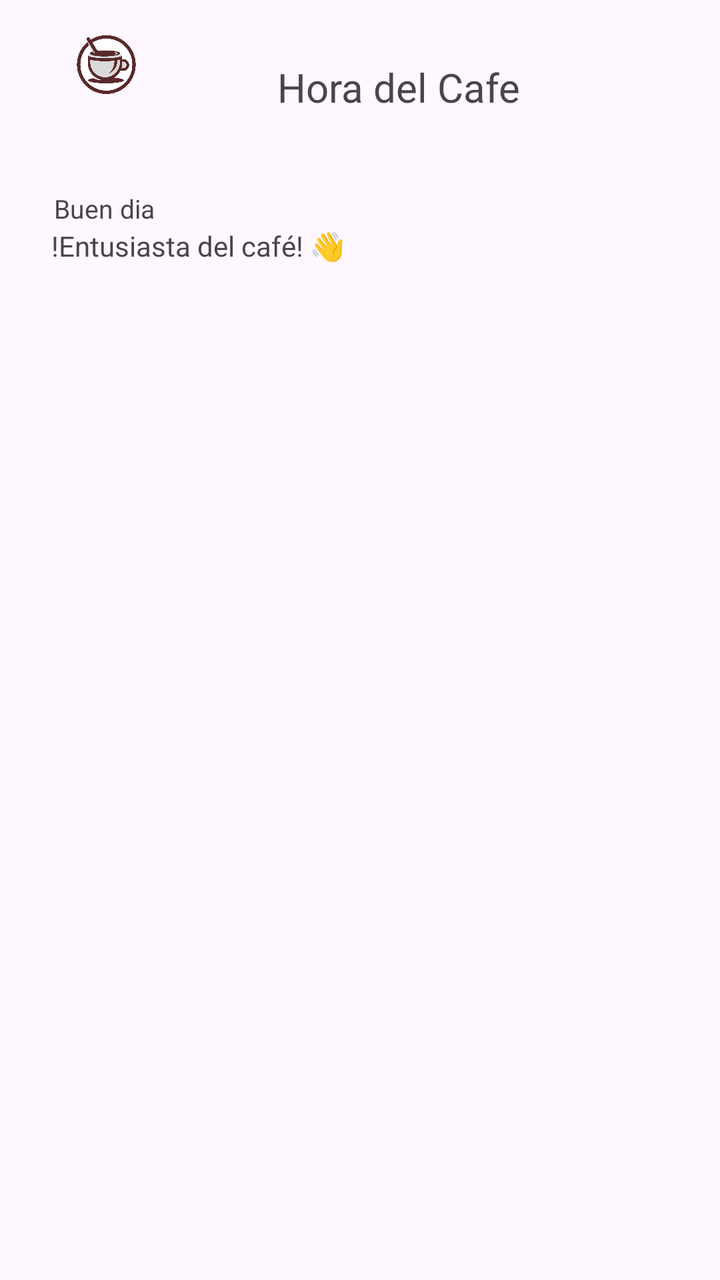
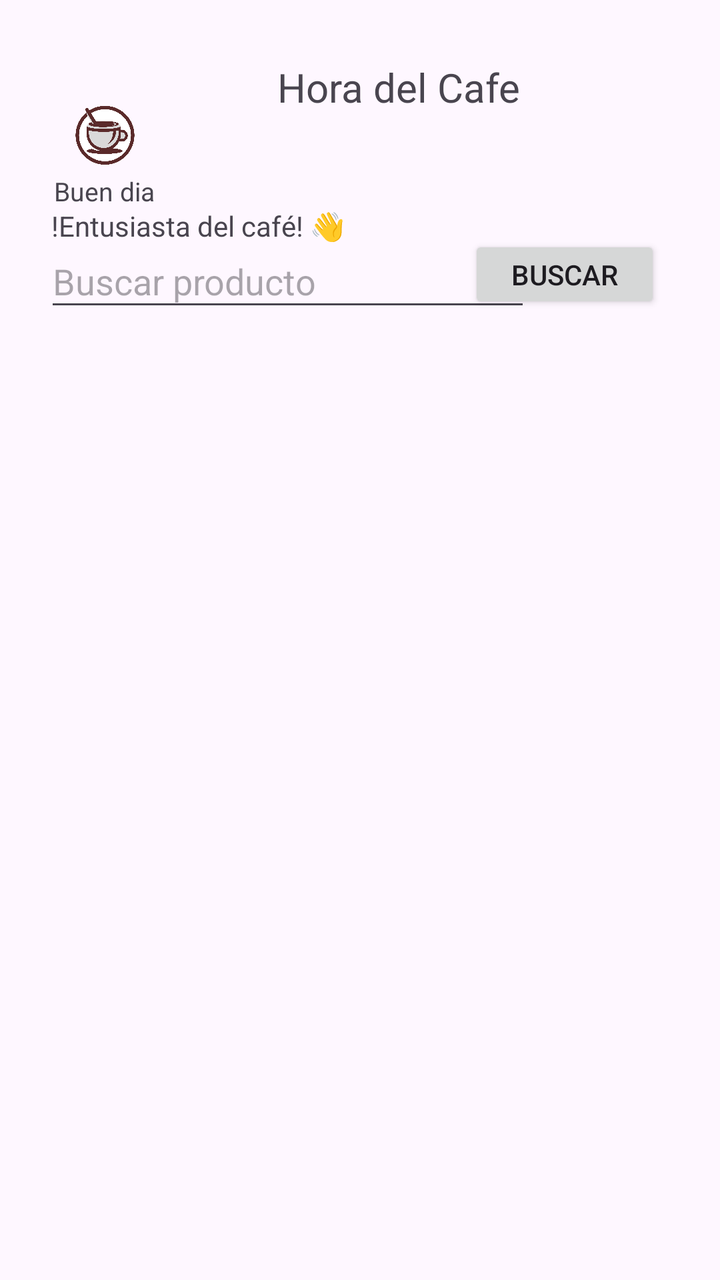

Two renders of the same Android screen: before a commit and after it. Below are the layout's source before the change and the commit's diff.
<!-- AndroidManifest.xml: application theme Theme.Cafeteria -->
<!-- res/layout/activity_cuarto.xml -->
<?xml version="1.0" encoding="utf-8"?>
<androidx.constraintlayout.widget.ConstraintLayout xmlns:android="http://schemas.android.com/apk/res/android"
    xmlns:app="http://schemas.android.com/apk/res-auto"
    xmlns:tools="http://schemas.android.com/tools"
    android:id="@+id/main"
    android:layout_width="match_parent"
    android:layout_height="match_parent"
    tools:context=".cuartoActivity">

    <ScrollView
        android:id="@+id/scrollView2"
        android:layout_width="121dp"
        android:layout_height="724dp"
        app:layout_constraintBottom_toBottomOf="parent"
        app:layout_constraintEnd_toEndOf="parent"
        app:layout_constraintHorizontal_bias="0.003"
        app:layout_constraintStart_toStartOf="parent"
        app:layout_constraintTop_toTopOf="parent"
        app:layout_constraintVertical_bias="0.428">

        <LinearLayout
            android:layout_width="match_parent"
            android:layout_height="wrap_content"
            android:orientation="vertical"
            android:padding="16dp">

            <ImageView
                android:id="@+id/imageViewlogo"
                android:layout_width="75dp"
                android:layout_height="59dp"
                android:layout_gravity="center"
                android:layout_marginTop="24dp"
                android:adjustViewBounds="false"
                android:cropToPadding="false"
                android:scaleType="fitStart"
                android:src="@drawable/logo_coffe" />


        </LinearLayout>

    </ScrollView>

    <TextView
        android:id="@+id/horade"
        android:layout_width="wrap_content"
        android:layout_height="wrap_content"
        android:layout_marginStart="75dp"
        android:text="Hora del Cafe"
        android:textSize="20sp"
        app:layout_constraintBottom_toBottomOf="parent"
        app:layout_constraintEnd_toEndOf="parent"
        app:layout_constraintHorizontal_bias="0.39"
        app:layout_constraintStart_toStartOf="parent"
        app:layout_constraintTop_toTopOf="parent"
        app:layout_constraintVertical_bias="0.049" />

    <TextView
        android:id="@+id/diabuen"
        android:layout_width="63dp"
        android:layout_height="20dp"
        android:text="Buen dia"
        android:textSize="13sp"
        app:layout_constraintBottom_toBottomOf="parent"
        app:layout_constraintEnd_toEndOf="parent"
        app:layout_constraintHorizontal_bias="0.091"
        app:layout_constraintStart_toStartOf="parent"
        app:layout_constraintTop_toTopOf="parent"
        app:layout_constraintVertical_bias="0.154" />

    <TextView
        android:id="@+id/esntusiatcafe"
        android:layout_width="152dp"
        android:layout_height="18dp"
        android:text="!Entusiasta del café! 👋"
        app:layout_constraintBottom_toBottomOf="parent"
        app:layout_constraintEnd_toEndOf="parent"
        app:layout_constraintHorizontal_bias="0.123"
        app:layout_constraintStart_toStartOf="parent"
        app:layout_constraintTop_toTopOf="parent"
        app:layout_constraintVertical_bias="0.182" />

</androidx.constraintlayout.widget.ConstraintLayout>
<!-- resources referenced by this layout -->
<resources>
  <!-- drawable logo_coffe: png bitmap (drawable, 106600 bytes) -->
  <style name="Theme.Cafeteria" parent="Base.Theme.Cafeteria" />
  <style name="Base.Theme.Cafeteria" parent="Theme.Material3.DayNight.NoActionBar">
          
          
      </style>
</resources>

<!-- the commit's change to res/layout/activity_cuarto.xml (unified diff, before → after) -->
@@ -13,10 +13,10 @@
         android:layout_height="724dp"
         app:layout_constraintBottom_toBottomOf="parent"
         app:layout_constraintEnd_toEndOf="parent"
-        app:layout_constraintHorizontal_bias="0.003"
+        app:layout_constraintHorizontal_bias="0.0"
         app:layout_constraintStart_toStartOf="parent"
         app:layout_constraintTop_toTopOf="parent"
-        app:layout_constraintVertical_bias="0.428">
+        app:layout_constraintVertical_bias="0.0">
 
         <LinearLayout
             android:layout_width="match_parent"
@@ -65,7 +65,7 @@
         app:layout_constraintHorizontal_bias="0.091"
         app:layout_constraintStart_toStartOf="parent"
         app:layout_constraintTop_toTopOf="parent"
-        app:layout_constraintVertical_bias="0.154" />
+        app:layout_constraintVertical_bias="0.14" />
 
     <TextView
         android:id="@+id/esntusiatcafe"
@@ -77,6 +77,40 @@
         app:layout_constraintHorizontal_bias="0.123"
         app:layout_constraintStart_toStartOf="parent"
         app:layout_constraintTop_toTopOf="parent"
-        app:layout_constraintVertical_bias="0.182" />
+        app:layout_constraintVertical_bias="0.166" />
+
+
+    <EditText
+        android:id="@+id/txtBuscar"
+        android:layout_width="243dp"
+        android:layout_height="43dp"
+        android:hint="Buscar producto"
+        app:layout_constraintBottom_toBottomOf="parent"
+        app:layout_constraintEnd_toEndOf="parent"
+        app:layout_constraintHorizontal_bias="0.19"
+        app:layout_constraintStart_toStartOf="parent"
+        app:layout_constraintTop_toTopOf="parent"
+        app:layout_constraintVertical_bias="0.197" />
+
+    <Button
+        android:id="@+id/btnBuscar"
+        android:layout_width="96dp"
+        android:layout_height="39dp"
+        android:text="Buscar"
+        app:layout_constraintBottom_toBottomOf="parent"
+        app:layout_constraintEnd_toEndOf="parent"
+        app:layout_constraintHorizontal_bias="0.888"
+        app:layout_constraintStart_toStartOf="parent"
+        app:layout_constraintTop_toTopOf="parent"
+        app:layout_constraintVertical_bias="0.196" />
+
+    <TextView
+        android:id="@+id/txtResultado"
+        android:layout_width="wrap_content"
+        android:layout_height="wrap_content"
+        android:textSize="18sp"
+        app:layout_constraintTop_toBottomOf="@id/btnBuscar"
+        app:layout_constraintStart_toStartOf="@id/btnBuscar"
+        android:layout_marginTop="20dp"/>
 
 </androidx.constraintlayout.widget.ConstraintLayout>
